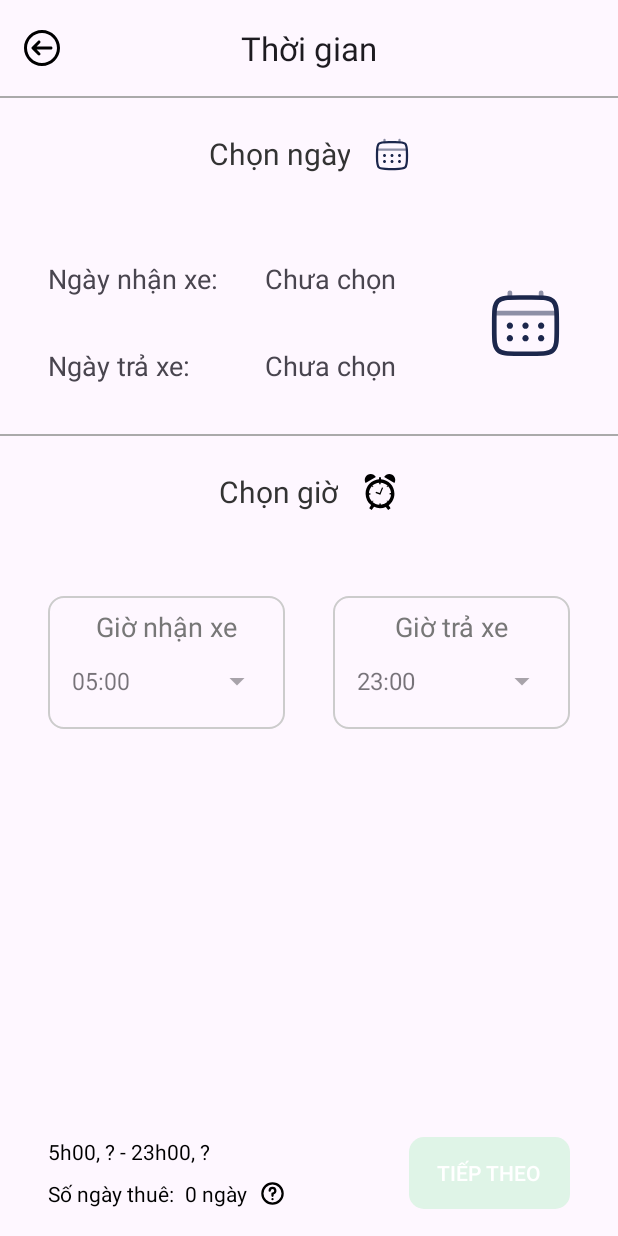
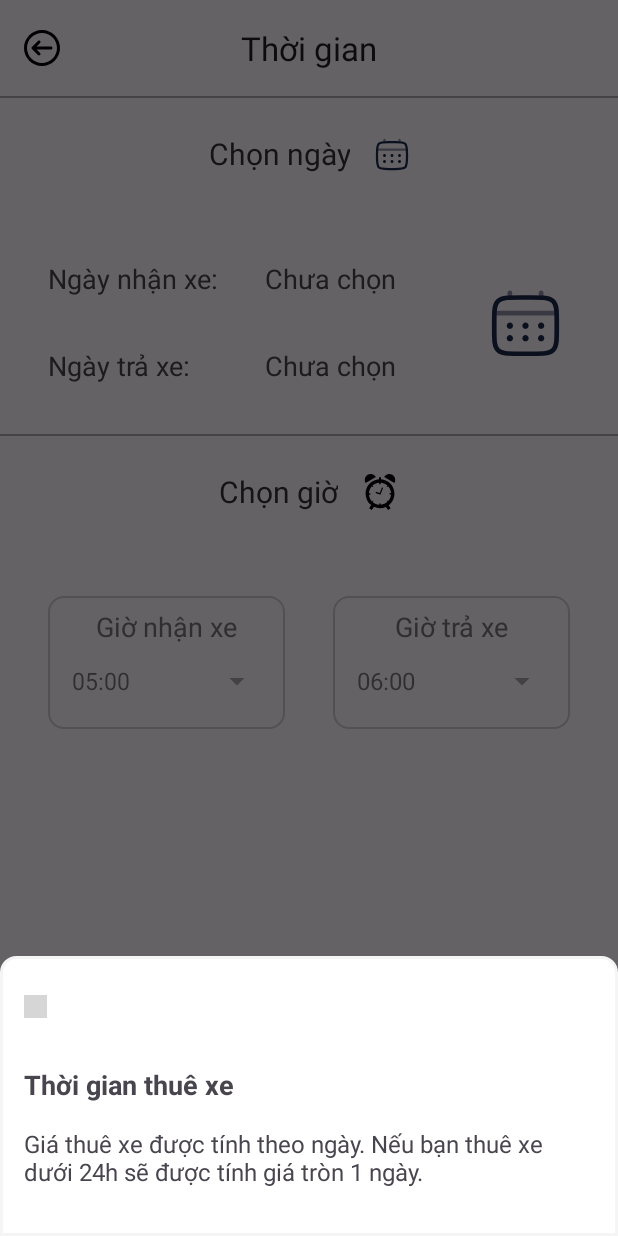
Before and after one commit to khang3999/Rentaka, an Android app: the screen it shows after launch (ChooseDateActivity), after a tap on an icon or button, on a phone screen of 412 x 824 dp. Run offline under Robolectric (Android 15) with nearby library versions, the phone set to English and light mode, and no system bars; grey boxes are pictures that could not be loaded.

Commit message:
fix update text view layout

```diff
--- a/app/src/main/java/vn/edu/tdc/rentaka/activities/ChooseDateActivity.java
+++ b/app/src/main/java/vn/edu/tdc/rentaka/activities/ChooseDateActivity.java
@@ -11,6 +11,7 @@ import androidx.annotation.NonNull;
 import androidx.appcompat.app.AppCompatActivity;
 import androidx.core.util.Pair;
 
+import com.google.android.material.bottomsheet.BottomSheetDialog;
 import com.google.android.material.datepicker.CalendarConstraints;
 import com.google.android.material.datepicker.MaterialDatePicker;
 import com.google.android.material.datepicker.MaterialPickerOnPositiveButtonClickListener;
@@ -22,6 +23,8 @@ import java.time.ZoneId;
 import java.time.format.DateTimeFormatter;
 import java.util.ArrayList;
 
+import vn.edu.tdc.rentaka.R;
+import vn.edu.tdc.rentaka.databinding.BottomSheetQuestionMarkTimeRentBinding;
 import vn.edu.tdc.rentaka.databinding.ChooseDateLayoutBinding;
 import vn.edu.tdc.rentaka.models.Date;
 
@@ -48,17 +51,29 @@ public class ChooseDateActivity extends AppCompatActivity {
     private ArrayList<LocalTime> listTimeEnd;
     private ArrayAdapter<LocalTime> adapterTimeSpinnerStart;
     private ArrayAdapter<LocalTime> adapterTimeSpinnerEnd;
-
+    private BottomSheetDialog bottomSheetDialog;
+    private BottomSheetQuestionMarkTimeRentBinding bottomSheetDialogBinding;
     @Override
     protected void onCreate(Bundle savedInstanceState) {
         super.onCreate(savedInstanceState);
+        // Gan bingding
         binding = ChooseDateLayoutBinding.inflate(getLayoutInflater());
         setContentView(binding.getRoot());
 
-//        Khoi tao mang chuan bi cho adapter
+        // Khoi tao bottom sheet dialog
+        bottomSheetDialogBinding = BottomSheetQuestionMarkTimeRentBinding.inflate(getLayoutInflater(), null, false);
+        bottomSheetDialog = new BottomSheetDialog(ChooseDateActivity.this, R.style.BottomSheetDialogTheme);
+        bottomSheetDialog.setContentView(bottomSheetDialogBinding.getRoot());
+
+        // Do du lieu cho bottom sheet dialog
+        bottomSheetDialogBinding.tvTitle.setText("Thời gian thuê xe");
+        bottomSheetDialogBinding.tvContent.setText("Giá thuê xe được tính theo ngày. Nếu bạn thuê xe dưới 24h sẽ được tính giá tròn 1 ngày.");
+
+        // Khoi tao mang chuan bi cho adapter
         listTimeStart = new ArrayList<>();
         listTimeEnd = new ArrayList<>();
 
+        // Bat su kien
         /// SHOW DateRangePicker when click on image calendar button
         binding.btnChooseDate.setOnClickListener(new View.OnClickListener() {
             @Override
@@ -67,7 +82,7 @@ public class ChooseDateActivity extends AppCompatActivity {
             }
         });
 
-        // Bat su kien cho spinner
+        // Bat su kien cho spinner timeStart
         binding.spinnerTimeStart.setOnItemSelectedListener(new AdapterView.OnItemSelectedListener() {
             @Override
             public void onItemSelected(AdapterView<?> parent, View view, int position, long id) {
@@ -77,31 +92,36 @@ public class ChooseDateActivity extends AppCompatActivity {
                     createTimeList(listTimeStart.get(position).plusHours(1),timeReturn,listTimeEnd);
                     // Cap nhat adapter
                     adapterTimeSpinnerEnd.notifyDataSetChanged();
-                    // hien thi o spinner
-                    binding.spinnerTimeEnd.setSelection(listTimeEnd.size() - 1);
-                    // Cap nhat bien timeEnd == timeEndMax = timeReturn
-                    timeEnd = listTimeEnd.get(listTimeEnd.size() - 1);
+//                    // hien thi o spinner
+//                    binding.spinnerTimeEnd.setSelection(0);
+//                    // Cap nhat bien timeEnd == timeEndMax = timeReturn
+//                    timeEnd = listTimeEnd.get(0);
                 } else{ // Ngay nhan != ngay tra
                     createTimeList(timePickUp,timeReturn,listTimeEnd);
                     // Cap nhat adapter
                     adapterTimeSpinnerEnd.notifyDataSetChanged();
-                    // hien thi o spinner
-                    binding.spinnerTimeEnd.setSelection(0);
+//                    // hien thi o spinner
+//                    binding.spinnerTimeEnd.setSelection(0);
                     // Cap nhat tong ngay
                     totalDays = dateEnd.getDay()-dateStart.getDay();
                     binding.tvTotalDay.setText(dateEnd.getDay()-dateStart.getDay()+" ngày");
-                    // Cap nhat bien timeEnd = timePickup => luon <= so ngay chenh lech
-                    timeEnd = listTimeEnd.get(0);
+//                    // Cap nhat bien timeEnd = timePickup => luon <= so ngay chenh lech
+//                    timeEnd = listTimeEnd.get(0);
                 }
 
                 // Cap nhật bien timeStart = gia tri cua item tai vi tri dc tap vao trong listTimeStart
                 timeStart = listTimeStart.get(position);
 
+                // hien thi o spinner
+                binding.spinnerTimeEnd.setSelection(0);
+                // Cap nhat bien timeEnd == timeEndMax = timeReturn
+                timeEnd = listTimeEnd.get(0);
+
                 // Update confirm area
                 binding.cfTimeStart.setText(timeStart.getHour()+"h00, ");
                 binding.cfTimeEnd.setText(timeEnd.getHour()+"h00, ");
-                Log.d("TAGSTART", "onPositiveButtonClick: " + timeStart);
-                Log.d("TAGSTART", "onPositiveButtonClick: " + timeEnd);
+//                Log.d("TAGSTART", "onPositiveButtonClick: " + timeStart);
+//                Log.d("TAGSTART", "onPositiveButtonClick: " + timeEnd);
             }
 
             @Override
@@ -110,6 +130,7 @@ public class ChooseDateActivity extends AppCompatActivity {
             }
         });
 
+        // Bat su kien cho spinner timeEnd
         binding.spinnerTimeEnd.setOnItemSelectedListener(new AdapterView.OnItemSelectedListener() {
             @Override
             public void onItemSelected(AdapterView<?> parent, View view, int position, long id) {
@@ -118,31 +139,15 @@ public class ChooseDateActivity extends AppCompatActivity {
                 // Ngay nhan = ngay tra
                 if (dateStart.getDay() == dateEnd.getDay() && dateStart.getMonth() == dateEnd.getMonth()){
                     timeEnd = listTimeEnd.get(position);
-                    binding.cfTimeEnd.setText(timeEnd.getHour()+"h00, ");
                 } else { // Ngay nhan != ngay tra
                     if(listTimeEnd.get(position).isAfter(timeStart)){
                         totalDays += 1;
                     }
+                    timeEnd = listTimeEnd.get(position);
                     binding.tvTotalDay.setText(totalDays+" ngày");
                 }
-//                timeEndValid = listTimeEnd.get(position);
-//                totalDays = dateEnd.getDay() - dateStart.getDay();
-//                binding.cfTimeEnd.setText(timeEndValid.getHour()+"h00, ");
-//                Log.d("TAG", "onItemSelected: "+dateStart);
-//                Log.d("TAG", "onItemSelected: "+dateEnd);
-//
-//                if(dateStart.getDay() != dateEnd.getDay() || dateStart.getMonth() != dateEnd.getMonth()){
-//                    Log.d("TAG", "onItemSelected: call"+totalDays);
-//                    Log.d("TAG", "onItemSelected: call"+timeStartValid);
-//                    Log.d("TAG", "onItemSelected: call"+timeEndValid);
-//
-//                    if (timeStartValid.isBefore(timeEndValid)){
-//                        totalDays +=1;
-//                    }
-//                    binding.tvTotalDay.setText(totalDays + " ngày");
-//                }
-                Log.d("TAGEND", "onPositiveButtonClick: " + timeStart);
-                Log.d("TAGEND", "onPositiveButtonClick: " + timeEnd);
+                binding.cfTimeEnd.setText(timeEnd.getHour()+"h00, ");
+               // Log.d("TAGEND", "choose time end: " + timeEnd);
             }
 
             @Override
@@ -156,6 +161,15 @@ public class ChooseDateActivity extends AppCompatActivity {
             @Override
             public void onClick(View v) {
                 // Show dialog
+                bottomSheetDialog.show();
+            }
+        });
+
+        // Bat su kien cho nut close
+        bottomSheetDialogBinding.btnClose.setOnClickListener(new View.OnClickListener() {
+            @Override
+            public void onClick(View v) {
+                bottomSheetDialog.dismiss();
             }
         });
         // Bat su kien cho button continue
@@ -321,7 +335,7 @@ public class ChooseDateActivity extends AppCompatActivity {
                         createTimeList(timeStart,timeReturn.minusHours(1), listTimeStart);
 
                         // Xu li list time end
-                        if (endLocalDate.equals(startLocalDate)){
+                        if (endLocalDate.equals(startLocalDate)){ // Ngay bat dau == ngay ket thuc
                             timeEnd = timeStart.plusHours(1);
                             // tra trong ngay: list
                             createTimeList(timeEnd, timeReturn, listTimeEnd);
@@ -341,7 +355,7 @@ public class ChooseDateActivity extends AppCompatActivity {
                     binding.tvDateEnd.setText(endLocalDate.format(DateTimeFormatter.ofPattern("dd/MM/yyyy")));
                     // Update confirm time
                     binding.cfTimeStart.setText(timeStart.getHour() + "h00, ");
-                    binding.cfTimeEnd.setText(timeStart.getHour() +"h00, ");
+                    binding.cfTimeEnd.setText(timeEnd.getHour() +"h00, ");
                     // Update confirm date
                     binding.cfDateStart.setText(startLocalDate.format(DateTimeFormatter.ofPattern("dd/MM")) + " - ");
                     binding.cfDateEnd.setText(endLocalDate.format(DateTimeFormatter.ofPattern("dd/MM")));
--- a/app/src/main/java/vn/edu/tdc/rentaka/activities/ChooseLocationActivity.java
+++ b/app/src/main/java/vn/edu/tdc/rentaka/activities/ChooseLocationActivity.java
@@ -33,9 +33,6 @@ import vn.edu.tdc.rentaka.models.City;
 
 public class ChooseLocationActivity extends AppCompatActivity {
     private ChooseLocationLayoutBinding binding;
-    private AbstractFragment fragment;
-    private boolean checkExistFragment;
-    private FragmentTransaction transaction;
     private ArrayList<City> listCities;
     private ArrayList<City> copyList ;
     private CityAdapter adapterCities;
--- a/app/src/main/java/vn/edu/tdc/rentaka/activities/RentalDetailActivity.java
+++ b/app/src/main/java/vn/edu/tdc/rentaka/activities/RentalDetailActivity.java
@@ -4,11 +4,7 @@ import android.graphics.Paint;
 import android.os.Bundle;
 import android.view.View;
 
-import androidx.activity.EdgeToEdge;
 import androidx.appcompat.app.AppCompatActivity;
-import androidx.core.graphics.Insets;
-import androidx.core.view.ViewCompat;
-import androidx.core.view.WindowInsetsCompat;
 
 import com.google.android.material.bottomsheet.BottomSheetDialog;
 
@@ -20,12 +16,12 @@ public class RentalDetailActivity extends AppCompatActivity {
 
     private BottomSheetDialog bottomSheetDialog;
     private RentalDetailLayoutBinding rentalBinding;
-    private BottomSheetShowCancelPolicyLayoutBinding bottom_sheet_binding;
+    private BottomSheetShowCancelPolicyLayoutBinding bottomSheetBinding;
     @Override
     protected void onCreate(Bundle savedInstanceState) {
         super.onCreate(savedInstanceState);
         rentalBinding = RentalDetailLayoutBinding.inflate(getLayoutInflater());
-        bottom_sheet_binding = BottomSheetShowCancelPolicyLayoutBinding.inflate(getLayoutInflater(),null,false);
+        bottomSheetBinding = BottomSheetShowCancelPolicyLayoutBinding.inflate(getLayoutInflater(),null,false);
         setContentView(rentalBinding.getRoot());
 
         //Gach chan text
@@ -34,7 +30,7 @@ public class RentalDetailActivity extends AppCompatActivity {
         bottomSheetDialog = new BottomSheetDialog(
                 RentalDetailActivity.this, R.style.BottomSheetDialogTheme
         );
-        bottomSheetDialog.setContentView(bottom_sheet_binding.getRoot());
+        bottomSheetDialog.setContentView(bottomSheetBinding.getRoot());
         //Bat su kien khi click vao Xem them
         rentalBinding.btnMore.setOnClickListener(new View.OnClickListener() {
             @Override
@@ -43,7 +39,7 @@ public class RentalDetailActivity extends AppCompatActivity {
             }
         });
         //Bat su kien khi click vao x de tat bottom sheet
-        bottom_sheet_binding.close.setOnClickListener(new View.OnClickListener() {
+        bottomSheetBinding.close.setOnClickListener(new View.OnClickListener() {
             @Override
             public void onClick(View v) {
                 bottomSheetDialog.dismiss();
--- /dev/null
+++ b/app/src/main/res/layout/bottom_sheet_question_mark_time_rent.xml
@@ -0,0 +1,30 @@
+<?xml version="1.0" encoding="utf-8"?>
+<LinearLayout xmlns:android="http://schemas.android.com/apk/res/android"
+    android:layout_width="match_parent"
+    android:layout_height="wrap_content"
+    android:orientation="vertical"
+    android:paddingBottom="@dimen/_32dp"
+    android:paddingHorizontal="@dimen/_16dp"
+    android:background="@drawable/custom_sheet_bottom">
+    <ImageView
+        android:id="@+id/btnClose"
+        android:layout_width="15dp"
+        android:layout_height="15dp"
+        android:layout_marginVertical="@dimen/_16dp"
+        android:scaleType="centerCrop"
+        android:src="@drawable/ic_close"/>
+    <TextView
+        android:id="@+id/tvTitle"
+        android:layout_width="match_parent"
+        android:layout_height="wrap_content"
+        android:layout_marginVertical="@dimen/_16dp"
+        android:text="Title"
+        android:textStyle="bold"
+        android:textSize="@dimen/_18sp"/>
+    <TextView
+        android:id="@+id/tvContent"
+        android:layout_width="match_parent"
+        android:layout_height="wrap_content"
+        android:textSize="@dimen/_16dp"
+        android:text="Content"/>
+</LinearLayout>
--- a/app/src/main/res/layout/choose_date_layout.xml
+++ b/app/src/main/res/layout/choose_date_layout.xml
@@ -13,6 +13,7 @@
         android:layout_height="wrap_content"
         android:layout_gravity="top"
         android:elevation="@dimen/_8dp">
+
         <com.google.android.material.appbar.MaterialToolbar
             android:id="@+id/topAppBar"
             android:layout_width="match_parent"
@@ -29,17 +30,20 @@
         android:layout_gravity="center"
         android:layout_weight="8"
         android:orientation="vertical">
+
         <View
             android:layout_width="match_parent"
             android:layout_height="1dp"
-            android:background="@android:color/darker_gray"/>
+            android:background="@android:color/darker_gray" />
+
         <LinearLayout
             android:layout_width="match_parent"
             android:layout_height="0dp"
             android:layout_weight="1"
-            android:orientation="horizontal"
+            android:elevation="@dimen/_4dp"
             android:gravity="center"
-            android:elevation="@dimen/_4dp">
+            android:orientation="horizontal">
+
             <TextView
                 android:layout_width="wrap_content"
                 android:layout_height="wrap_content"
@@ -47,11 +51,12 @@
                 android:gravity="center"
                 android:text="@string/label_choose_date"
                 android:textColor="@color/gray"
-                android:textSize="@dimen/_20sp"/>
+                android:textSize="@dimen/_20sp" />
+
             <ImageView
                 android:layout_width="wrap_content"
                 android:layout_height="wrap_content"
-                android:src="@drawable/ic_calendar_24"/>
+                android:src="@drawable/ic_calendar_24" />
         </LinearLayout>
 
 
@@ -64,8 +69,8 @@
                 android:id="@+id/labelDateStart"
                 android:layout_width="@dimen/_120dp"
                 android:layout_height="wrap_content"
+                android:layout_marginStart="@dimen/_32dp"
                 android:text="@string/label_date_start"
-                android:layout_marginStart="@dimen/_32dp"
                 android:textSize="@dimen/_18sp"
                 app:layout_constraintBottom_toTopOf="@+id/labelDateEnd"
                 app:layout_constraintEnd_toStartOf="@+id/tvDateStart"
@@ -80,7 +85,6 @@
                 android:layout_height="wrap_content"
                 android:gravity="center"
                 android:hint="@string/hint_default_choose_date"
-                android:inputType="date"
                 android:textSize="@dimen/_18sp"
                 app:layout_constraintBottom_toBottomOf="@+id/labelDateStart"
                 app:layout_constraintEnd_toStartOf="@+id/guiline_choose_date_vertical"
@@ -106,7 +110,6 @@
                 android:layout_height="wrap_content"
                 android:gravity="center"
                 android:hint="@string/hint_default_choose_date"
-                android:inputType="date"
                 android:textSize="@dimen/_18sp"
                 app:layout_constraintBottom_toBottomOf="@+id/labelDateEnd"
                 app:layout_constraintEnd_toEndOf="@+id/tvDateStart"
@@ -117,9 +120,9 @@
                 android:id="@+id/btnChooseDate"
                 android:layout_width="@dimen/_50dp"
                 android:layout_height="@dimen/_50dp"
+                android:background="@android:color/transparent"
+                android:scaleType="fitXY"
                 android:src="@drawable/ic_calendar_24"
-                android:scaleType="fitXY"
-                android:background="@android:color/transparent"
                 app:layout_constraintBottom_toBottomOf="parent"
                 app:layout_constraintEnd_toEndOf="parent"
                 app:layout_constraintStart_toStartOf="@+id/guiline_choose_date_vertical"
@@ -134,37 +137,43 @@
 
 
         </androidx.constraintlayout.widget.ConstraintLayout>
+
         <View
             android:layout_width="match_parent"
             android:layout_height="1dp"
-            android:background="@android:color/darker_gray"/>
+            android:background="@android:color/darker_gray" />
+
         <LinearLayout
             android:layout_width="match_parent"
             android:layout_height="0dp"
             android:layout_weight="1"
-            android:orientation="horizontal"
+            android:elevation="@dimen/_4dp"
             android:gravity="center"
-            android:elevation="@dimen/_4dp">
+            android:orientation="horizontal">
+
             <TextView
                 android:layout_width="wrap_content"
                 android:layout_height="wrap_content"
                 android:layout_marginEnd="@dimen/_16dp"
+                android:gravity="center"
                 android:text="@string/label_choose_time"
-                android:textSize="@dimen/_20sp"
-                android:gravity="center"
-                android:textColor="@color/gray" />
+                android:textColor="@color/gray"
+                android:textSize="@dimen/_20sp" />
+
             <ImageView
                 android:layout_width="wrap_content"
                 android:layout_height="wrap_content"
-                android:src="@drawable/ic_alarm_clock_24"/>
+                android:src="@drawable/ic_alarm_clock_24" />
         </LinearLayout>
+
         <LinearLayout
             android:layout_width="match_parent"
             android:layout_height="0dp"
             android:layout_weight="5"
+            android:orientation="horizontal"
             android:paddingHorizontal="@dimen/_32dp"
-            android:paddingTop="@dimen/_32dp"
-            android:orientation="horizontal">
+            android:paddingTop="@dimen/_32dp">
+
             <LinearLayout
                 android:id="@+id/groupTimeStart"
                 android:layout_width="0dp"
@@ -179,7 +188,7 @@
                     android:layout_width="match_parent"
                     android:layout_height="wrap_content"
                     android:gravity="center"
-                    android:text="@string/nhan_xe"
+                    android:text="@string/label_time_start"
                     android:textColor="@color/text_label_gray"
                     android:textSize="@dimen/_18sp" />
 
@@ -195,13 +204,7 @@
                         android:layout_height="wrap_content"
                         android:layout_weight="1"
                         android:textSize="@dimen/_18sp"
-                        android:textStyle="bold"/>
-
-<!--                    <ImageView-->
-<!--                        android:layout_width="@dimen/_18dp"-->
-<!--                        android:layout_height="match_parent"-->
-<!--                        android:layout_gravity="center_vertical"-->
-<!--                        android:src="@drawable/ic_alarm_clock_24" />-->
+                        android:textStyle="bold" />
                 </LinearLayout>
             </LinearLayout>
 
@@ -219,7 +222,7 @@
                     android:layout_width="match_parent"
                     android:layout_height="wrap_content"
                     android:gravity="center"
-                    android:text="@string/tra_xe"
+                    android:text="@string/label_time_end"
                     android:textColor="@color/text_label_gray"
                     android:textSize="@dimen/_18sp" />
 
@@ -236,45 +239,25 @@
                         android:layout_gravity="end"
                         android:layout_weight="1"
                         android:textSize="@dimen/_18sp"
-                        android:textStyle="bold"/>
-
-<!--                    <ImageView-->
-<!--                        android:layout_width="@dimen/_18dp"-->
-<!--                        android:layout_height="match_parent"-->
-<!--                        android:layout_gravity="center_horizontal"-->
-<!--                        android:src="@drawable/ic_alarm_clock_24" />-->
+                        android:textStyle="bold" />
                 </LinearLayout>
             </LinearLayout>
         </LinearLayout>
-
-<!--        <LinearLayout-->
-<!--            android:layout_width="match_parent"-->
-<!--            android:layout_height="0dp"-->
-<!--            android:layout_weight="3"-->
-<!--            android:gravity="center_horizontal">-->
-<!--            <androidx.appcompat.widget.AppCompatImageButton-->
-<!--                android:id="@+id/btnChooseTime"-->
-<!--                android:layout_width="@dimen/_50dp"-->
-<!--                android:layout_height="@dimen/_50dp"-->
-<!--                android:scaleType="fitXY"-->
-<!--                android:src="@drawable/ic_alarm_clock_24"-->
-<!--                android:background="@android:color/transparent"/>-->
-<!--        </LinearLayout>-->
     </LinearLayout>
 
     <androidx.constraintlayout.widget.ConstraintLayout
         android:layout_width="match_parent"
         android:layout_height="0dp"
+        android:layout_gravity="bottom"
         android:layout_weight="1"
-        android:layout_gravity="bottom"
         android:paddingHorizontal="@dimen/_32dp">
 
         <LinearLayout
             android:id="@+id/tvConfirmDateAndTime"
             android:layout_width="0dp"
             android:layout_height="wrap_content"
+            android:layout_marginTop="@dimen/_10dp"
             android:orientation="horizontal"
-            android:layout_marginTop="@dimen/_10dp"
             app:layout_constraintBottom_toTopOf="@+id/linearLayout3"
             app:layout_constraintEnd_toStartOf="@+id/bottom_guiline_vertical"
             app:layout_constraintStart_toStartOf="parent"
@@ -334,8 +317,8 @@
                 android:id="@+id/tvTotalDay"
                 android:layout_width="wrap_content"
                 android:layout_height="wrap_content"
+                android:layout_marginStart="@dimen/_4dp"
                 android:layout_marginEnd="@dimen/_8dp"
-                android:layout_marginStart="@dimen/_4dp"
                 android:text="0 ngày"
                 android:textColor="@color/black" />
 
@@ -353,6 +336,7 @@
             android:layout_width="0dp"
             android:layout_height="wrap_content"
             android:layout_marginStart="@dimen/_32dp"
+            android:gravity="center"
             android:background="@drawable/selector_button_continue"
             android:text="Tiếp theo"
             android:textColor="@color/white"
--- a/app/src/main/res/values/strings.xml
+++ b/app/src/main/res/values/strings.xml
@@ -122,8 +122,8 @@
     <string name="nh_p_email_ng_k">Nhập email đã đăng kí</string>
     <string name="b_n_c_ch_c_l_mu_n_ng_xu_t_kh_ng">Bạn có chắc là muốn đăng xuất không .</string>
     <string name="ng_k_th_nh_c_ng">Đăng ký thành công</string>
-    <string name="nhan_xe">Giờ nhận xe</string>
-    <string name="tra_xe">Giờ trả xe</string>
+    <string name="label_time_start">Giờ nhận xe</string>
+    <string name="label_time_end">Giờ trả xe</string>
     <string name="time_checkout">20:00</string>
     <string name="time_checkin">20:00</string>
     <string name="labelDateCheckin">Ngày nhận xe</string>
```
